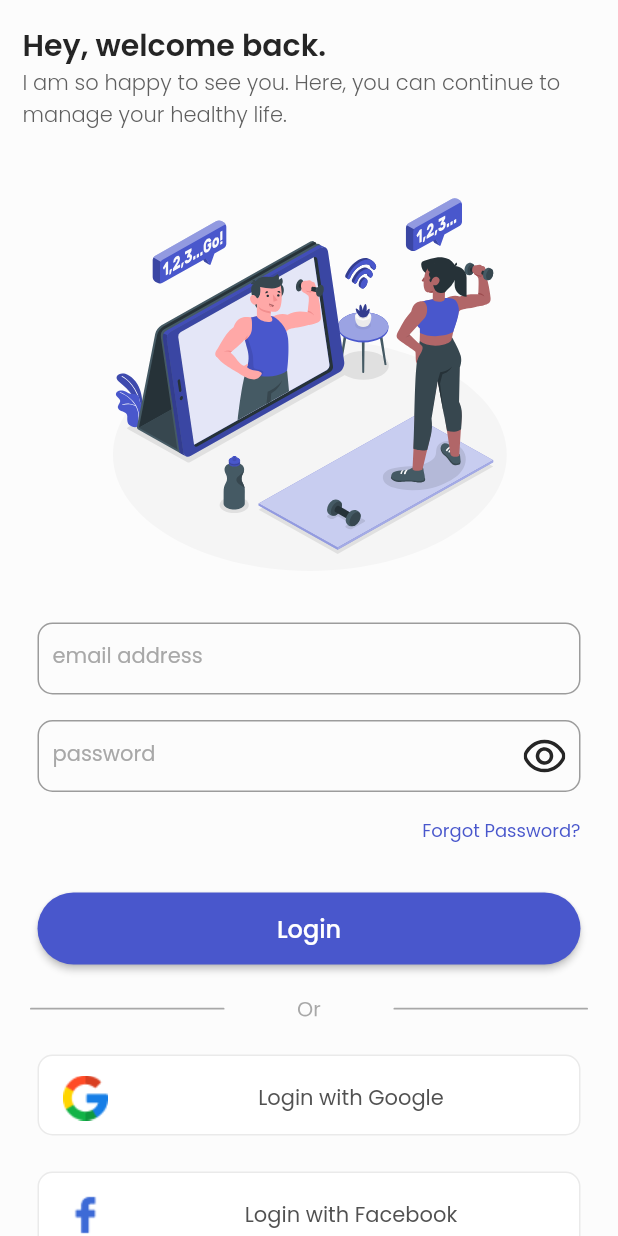
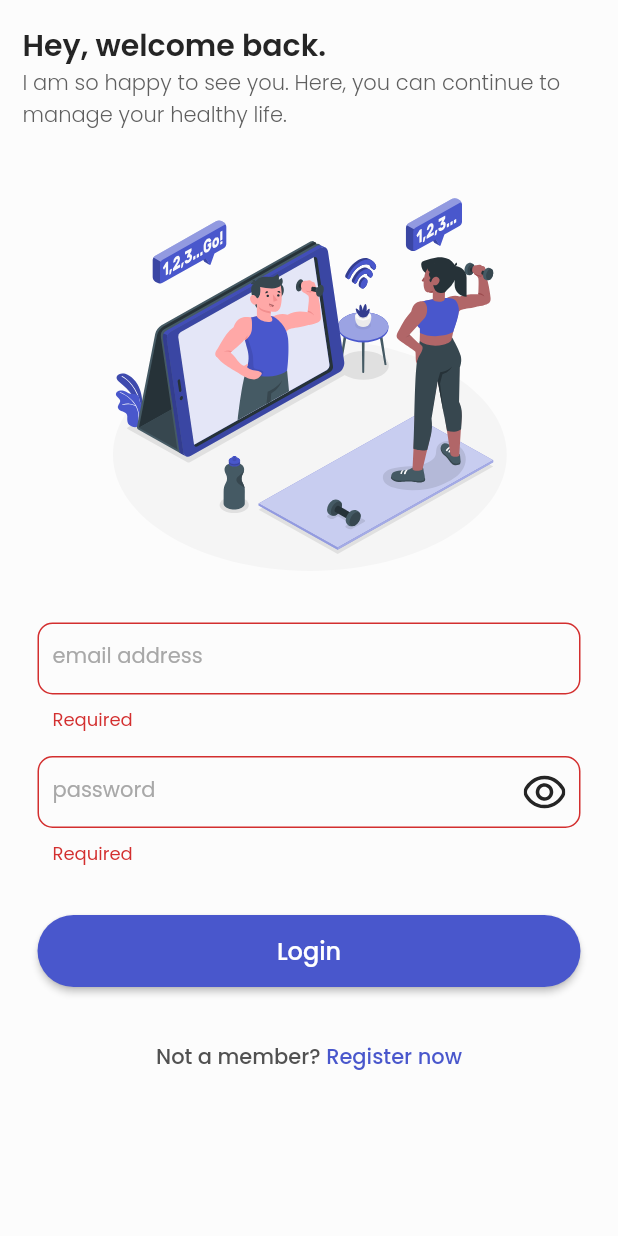
Before and after one commit to Capstone-Project-Kelompok-6/Flutter, a Flutter app: the LoginScreen screen opened directly, after a tap on "Login", on a phone screen of 412 x 824 dp. Run offline on Flutter 3.47's test engine with Material 2 defaults, Android fonts, the light colour scheme and no system bars; our stand-ins replace carousel_slider, flutter_svg, google_fonts, pin_code_fields, shared_preferences; accounts and stored records are empty.

Commit message:
Update login regis feature

```diff
--- a/flutter_capstone_6/lib/component/repository.dart
+++ b/flutter_capstone_6/lib/component/repository.dart
@@ -37,7 +37,7 @@ class Repository {
     try {
       var headers = {'Content-Type': 'application/json'};
       var request = await http.post(
-        Uri.parse('https://www.go-rest-api.live/api/v1/auth/send-otp'),
+        Uri.parse('https://www.go-rest-api.live/api/v1/auth/otp'),
         body: {"email": email},
       );
 
@@ -57,7 +57,7 @@ class Repository {
     try {
       var headers = {'Content-Type': 'application/json'};
       var request = await http.patch(
-        Uri.parse('https://www.go-rest-api.live/api/v1/auth/verif-otp'),
+        Uri.parse('https://www.go-rest-api.live/api/v1/auth/otp'),
         body: {"email": email, "otp": otp},
       );
 
--- a/flutter_capstone_6/lib/screen/login/login_screen.dart
+++ b/flutter_capstone_6/lib/screen/login/login_screen.dart
@@ -5,7 +5,6 @@ import 'package:flutter_capstone_6/model/user_data.dart';
 import 'package:flutter_capstone_6/model/user_token.dart';
 import 'package:flutter_capstone_6/screen/login/login_controller.dart';
 import 'package:flutter_capstone_6/screen/login/login_view_model.dart';
-import 'package:flutter_capstone_6/screen/forgot_password/forgot_password_screen.dart';
 import 'package:flutter_capstone_6/screen/register/register_screen.dart';
 import 'package:flutter_capstone_6/screen/register/register_verification_screen.dart';
 import 'package:flutter_capstone_6/widget/bottom_navigation.dart';
@@ -22,6 +21,7 @@ class LoginScreen extends StatefulWidget {
 }
 
 class _LoginScreenState extends State<LoginScreen> {
+  final formKey = GlobalKey<FormState>();
   bool isHide = true;
   LoginController _controller = LoginController();
 
@@ -68,7 +68,9 @@ class _LoginScreenState extends State<LoginScreen> {
               ),
 
               // Login Form Section
-              Column(
+              Form(
+                key: formKey,
+                child: Column(
                   crossAxisAlignment: CrossAxisAlignment.center,
                   mainAxisSize: MainAxisSize.max,
                   children: [
@@ -81,37 +83,38 @@ class _LoginScreenState extends State<LoginScreen> {
                     emailFormItem(),
                     const SizedBox(height: 15),
                     passwordFormItem(),
-                  const SizedBox(height: 15),
+                    // const SizedBox(height: 15),
                   ],
+                ),
               ),
 
               // Forgot Password Section
-              Container(
-                margin: const EdgeInsets.symmetric(horizontal: 25),
-                width: double.infinity,
-                child: GestureDetector(
-                  onTap: () {
-                    Navigator.push(
-                        context,
-                        MaterialPageRoute(
-                            builder: (context) =>
-                                const ForgotPasswordScreen()));
-                  },
-                  child: const Text(
-                    "Forgot Password?",
-                    textAlign: TextAlign.right,
-                    style: TextStyle(
-                      fontSize: 12,
-                      fontWeight: FontWeight.w400,
-                      color: violet,
-                    ),
-                  ),
-                ),
-              ),
+              // Container(
+              //   margin: const EdgeInsets.symmetric(horizontal: 25),
+              //   width: double.infinity,
+              //   child: GestureDetector(
+              //     onTap: () {
+              //       Navigator.push(
+              //           context,
+              //           MaterialPageRoute(
+              //               builder: (context) =>
+              //                   const ForgotPasswordScreen()));
+              //     },
+              //     child: const Text(
+              //       "Forgot Password?",
+              //       textAlign: TextAlign.right,
+              //       style: TextStyle(
+              //         fontSize: 12,
+              //         fontWeight: FontWeight.w400,
+              //         color: violet,
+              //       ),
+              //     ),
+              //   ),
+              // ),
 
               // Button Login Section
-              Container(
-                margin: const EdgeInsets.only(
+              Padding(
+                padding: const EdgeInsets.only(
                     left: 25, right: 25, top: 32, bottom: 4),
                 child: ElevatedButton(
                   onPressed: () {
@@ -135,27 +138,27 @@ class _LoginScreenState extends State<LoginScreen> {
               ),
 
               // Divider
-              Container(
-                margin: const EdgeInsets.all(20),
-                width: double.infinity,
-                child: SvgPicture.asset(
-                  'assets/icons/divider.svg',
-                  fit: BoxFit.cover,
-                ),
-              ),
+              // Container(
+              //   margin: const EdgeInsets.all(20),
+              //   width: double.infinity,
+              //   child: SvgPicture.asset(
+              //     'assets/icons/divider.svg',
+              //     fit: BoxFit.cover,
+              //   ),
+              // ),
 
               // Login with Another
-              const SizedBox(height: 4),
-              anotherLoginItem('assets/icons/google_logo.png', 'Google'),
-              const SizedBox(height: 24),
-              anotherLoginItem('assets/icons/facebook_logo.png', 'Facebook'),
-              const SizedBox(height: 24),
-              anotherLoginItem('assets/icons/apple_logo.png', 'Apple'),
+              // const SizedBox(height: 4),
+              // anotherLoginItem('assets/icons/google_logo.png', 'Google'),
+              // const SizedBox(height: 24),
+              // anotherLoginItem('assets/icons/facebook_logo.png', 'Facebook'),
+              // const SizedBox(height: 24),
+              // anotherLoginItem('assets/icons/apple_logo.png', 'Apple'),
 
               // Goto register
               const SizedBox(height: 32),
-              Container(
-                margin: const EdgeInsets.symmetric(horizontal: 25),
+              Padding(
+                padding: const EdgeInsets.symmetric(horizontal: 25),
                 child: Row(
                   mainAxisAlignment: MainAxisAlignment.center,
                   children: [
@@ -197,7 +200,7 @@ class _LoginScreenState extends State<LoginScreen> {
   Widget emailFormItem() {
     return Container(
       padding: const EdgeInsets.only(left: 25, right: 25),
-      height: 50,
+      // height: 50,
       child: TextFormField(
         controller: _controller.emailController,
         validator: (String? value) => value == '' ? "Required" : null,
@@ -225,7 +228,7 @@ class _LoginScreenState extends State<LoginScreen> {
   Widget passwordFormItem() {
     return Container(
       padding: const EdgeInsets.only(left: 25, right: 25),
-      height: 50,
+      // height: 50,
       child: TextFormField(
         controller: _controller.passwordController,
         validator: (String? value) => value == '' ? "Required" : null,
@@ -300,25 +303,26 @@ class _LoginScreenState extends State<LoginScreen> {
   }
 
   void _login(String email, String password) async {
+    if (formKey.currentState!.validate()) {
       UserModel response = await _controller.login();
       UserData userData = await _controller.getUser();
-    if (userData.data.email == '') {
-      Repository sendOtp = Repository();
-      sendOtp.sendOtp(email);
-      Navigator.of(context).push(MaterialPageRoute(
-          builder: ((context) => RegisterVerificationScreen(
-                email: email,
-                password: password,
-              ))));
-      return;
-    }
+      // if (userData.data.email == '') {
+      //   Repository sendOtp = Repository();
+      //   sendOtp.sendOtp(email);
+      //   Navigator.of(context).push(MaterialPageRoute(
+      //       builder: ((context) => RegisterVerificationScreen(
+      //             email: email,
+      //             password: password,
+      //           ))));
+      //   return;
+      // }
 
       if (response.data != null) {
-      Navigator.of(context).pushReplacement(MaterialPageRoute(
-          builder: (context) => RegisterVerificationScreen(
-                email: '',
-                password: '',
-              )));
+        // Navigator.of(context).pushReplacement(MaterialPageRoute(
+        //     builder: (context) => RegisterVerificationScreen(
+        //           email: '',
+        //           password: '',
+        //         )));
 
         print('user fullname: ${userData.data.fullName}');
 
@@ -334,21 +338,35 @@ class _LoginScreenState extends State<LoginScreen> {
           refreshToken: userData.data.refreshToken,
         ));
         data.addUser(userDetail);
+        print(userData.data.accessToken);
+        Navigator.push(
+            context,
+            MaterialPageRoute(
+                builder: (context) => BottomNavigationBarController(
+                      token: userData.data.accessToken,
+                    )));
 
-      showDialog(
-          context: context,
-          builder: (BuildContext context) => AlertDialog(
-                title: Text('Info Login'),
-                content: Text(response.message),
-              ));
+        // showDialog(
+        //     context: context,
+        //     builder: (BuildContext context) => AlertDialog(
+        //           title: const Center(child: Text('INFO LOGIN')),
+        //           content: Text(
+        //             response.message,
+        //             textAlign: TextAlign.center,
+        //           ),
+        //         ));
       } else {
         showDialog(
             context: context,
             builder: (BuildContext context) => AlertDialog(
-                title: Text('Info Login'),
-                content: Text(response.message),
+                  title: const Center(child: Text('INFO LOGIN')),
+                  content: Text(
+                    response.message,
+                    textAlign: TextAlign.center,
+                  ),
                 ));
         debugPrint('Response ${response.message}');
       }
     }
   }
+}
--- a/flutter_capstone_6/lib/screen/main/profile/profile_screen.dart
+++ b/flutter_capstone_6/lib/screen/main/profile/profile_screen.dart
@@ -59,7 +59,7 @@ class _ProfileScreenState extends State<ProfileScreen> {
                 const SizedBox(
                   height: 24,
                 ),
-                buttonSection(context),
+                buttonSection(context, data),
               ]),
             ),
           );
@@ -141,7 +141,7 @@ class _ProfileScreenState extends State<ProfileScreen> {
     );
   }
 
-  Widget buttonSection(BuildContext context) {
+  Widget buttonSection(BuildContext context, LoginViewModel data) {
     return Column(children: [
       ElevatedButton(
           style: ElevatedButton.styleFrom(primary: whiteBg, elevation: 0),
@@ -238,6 +238,7 @@ class _ProfileScreenState extends State<ProfileScreen> {
             child: ElevatedButton(
                 style: ElevatedButton.styleFrom(primary: whiteBg, elevation: 0),
                 onPressed: () {
+                  data.deleteUser(0);
                   Navigator.of(context).push(
                       MaterialPageRoute(builder: ((context) => LoginScreen())));
                 },
```
Also changed, not shown: flutter_capstone_6/lib/screen/register/register_screen.dart (+54 -34 lines), flutter_capstone_6/pubspec.lock. Lines whose indentation alone changed are shown as unchanged.
